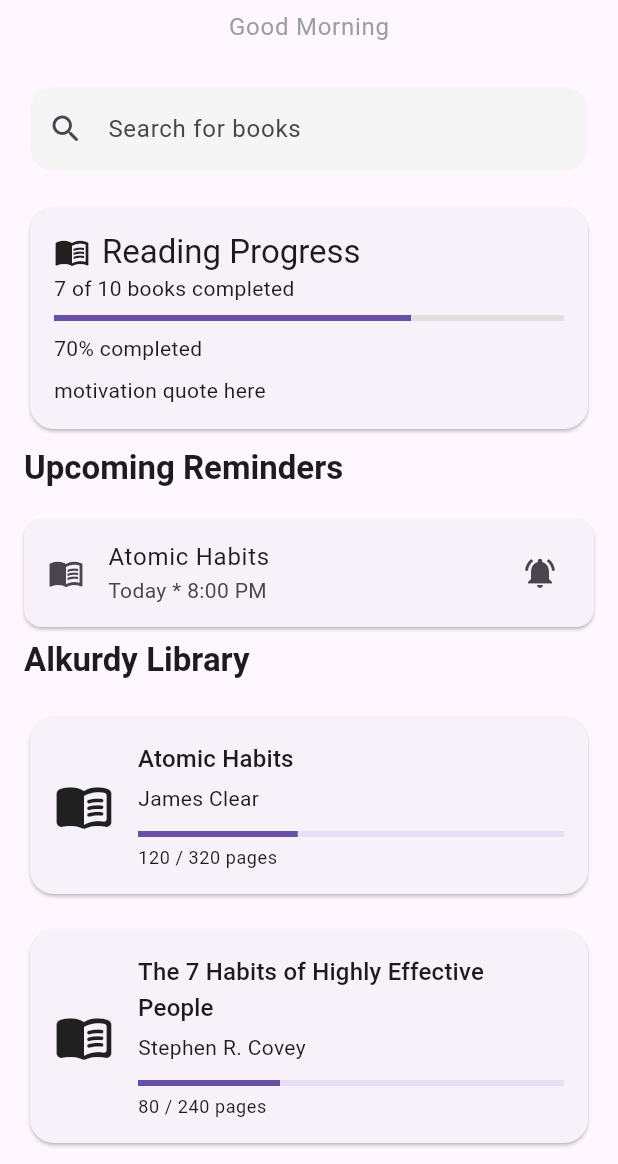
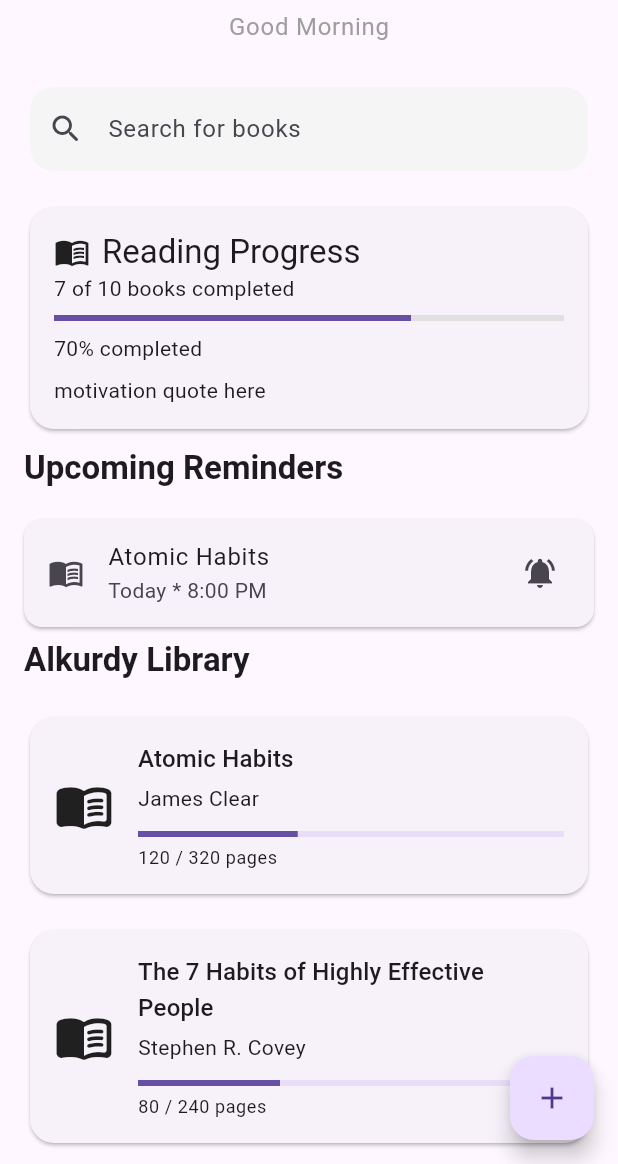
Before and after one commit to Alkurdy-Tech/book-reminder, a Flutter app: the screen it shows after launch, on a phone screen of 412 x 824 dp, the part 72-1236 px from its top. Run offline on Flutter 3.47's test engine with Material 3 defaults, Android fonts, the phone set to English and light mode, and no system bars.

Commit message:
feat: add floating action button in home page

```diff
--- a/lib/features/home/pages/home_page.dart
+++ b/lib/features/home/pages/home_page.dart
@@ -1,7 +1,7 @@
 import 'package:book_reminder/features/home/widgets/home_header.dart';
-import 'package:book_reminder/features/home/widgets/progress_card.dart';
-import 'package:book_reminder/features/home/widgets/search_bar.dart';
-import 'package:book_reminder/features/home/widgets/upcoming_reminder.dart';
+import 'package:book_reminder/features/home/widgets/reading_progress_card.dart';
+import 'package:book_reminder/features/home/widgets/home_search_bar.dart';
+import 'package:book_reminder/features/home/widgets/upcoming_reminder_section.dart';
 import 'package:book_reminder/features/home/widgets/your_library_section.dart';
 import 'package:flutter/material.dart';
 
@@ -11,6 +11,12 @@
   @override
   Widget build(BuildContext context) {
     return Scaffold(
+      floatingActionButton: FloatingActionButton(
+        onPressed: () {
+          // add book to library
+        },
+        child: const Icon(Icons.add),
+      ),
       body: SafeArea(
         child: ListView(
           children: const [
@@ -24,7 +30,7 @@
             ),
             UpcomingReminderSection(),
             YourLibrarySection(),
-            SizedBox(height: 100,)
+            SizedBox(height: 100,),
           ],
         ),
       ),
--- a/lib/features/home/widgets/your_library_section.dart
+++ b/lib/features/home/widgets/your_library_section.dart
@@ -1,4 +1,5 @@
-import 'package:book_reminder/features/home/widgets/book_card.dart';
+
+import 'package:book_reminder/features/home/pages/widgets/book_card.dart';
 import 'package:book_reminder/features/home/widgets/section_title.dart';
 import 'package:flutter/material.dart';
 
```
Also changed, not shown: lib/features/books/models/book_model.dart (added), lib/features/books/pages/add_book_page.dart (added), lib/features/books/widgets/book_form.dart (added), lib/features/home/pages/widgets/book_card.dart (renamed from lib/features/home/widgets/book_card.dart), lib/features/home/widgets/home_search_bar.dart (renamed from lib/features/home/widgets/search_bar.dart), lib/features/home/widgets/reading_progress_card.dart (renamed from lib/features/home/widgets/progress_card.dart), lib/features/home/widgets/upcoming_reminder_section.dart (renamed from lib/features/home/widgets/upcoming_reminder.dart).
